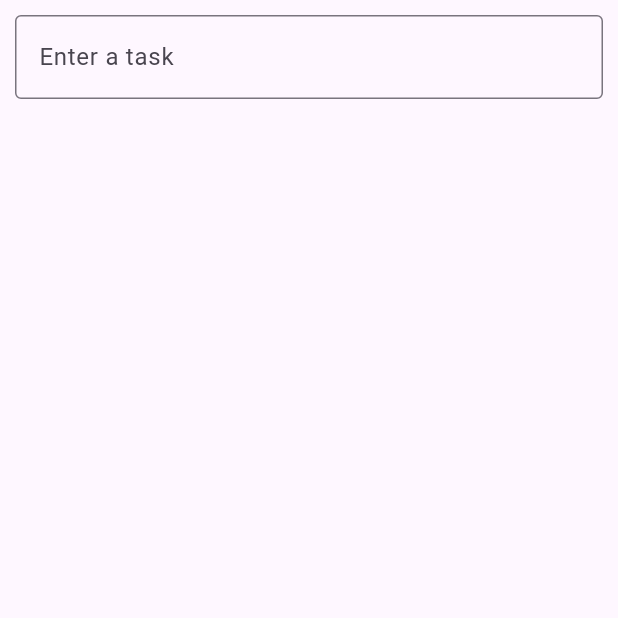
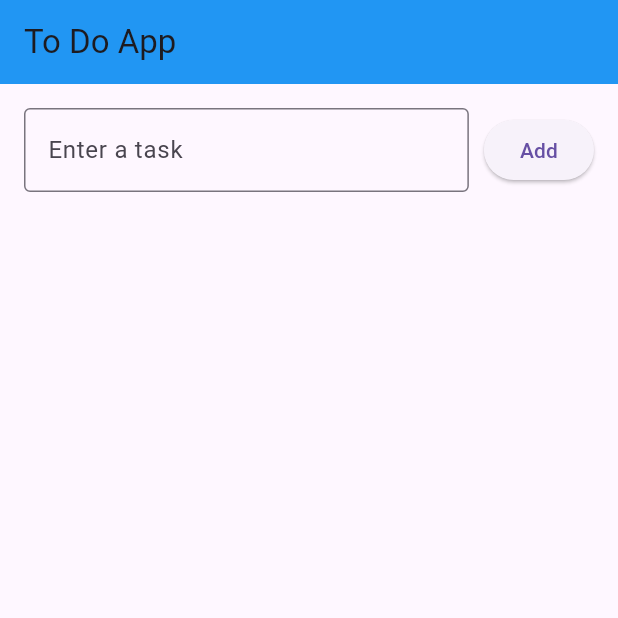
Before and after one commit to hirux06/to-do-list-flutter, a Flutter app: the screen it shows after launch, on a phone screen of 412 x 824 dp, the top half of it. Run offline on Flutter 3.47's test engine with Material 3 defaults, Android fonts, the phone set to English and light mode, and no system bars.

Commit message:
added all workflows - adding and deleting tasks

```diff
--- a/lib/main.dart
+++ b/lib/main.dart
@@ -7,20 +7,81 @@ void main() {
 class MyApp extends StatelessWidget {
   const MyApp({super.key});
 
-  // This widget is the root of your application.
   @override
   Widget build(BuildContext context) {
-    return MaterialApp(
-      home: Scaffold(
-        body: Column(
+    return const MaterialApp(
+      home: TaskInputScreen(),
+      debugShowCheckedModeBanner: false,
+    );
+  }
+}
+
+class TaskInputScreen extends StatefulWidget {
+  const TaskInputScreen({super.key});
+
+  @override
+  State<TaskInputScreen> createState() => _TaskInputScreenState();
+}
+
+class _TaskInputScreenState extends State<TaskInputScreen> {
+  final TextEditingController _controller = TextEditingController();
+  List<String> taskList = [];
+
+  @override
+  Widget build(BuildContext context) {
+    return Scaffold(
+      appBar: AppBar(
+        title: const Text("To Do App"),
+        backgroundColor: Colors.blue,
+      ),
+      body: Padding(
+        padding: const EdgeInsets.all(16.0),
+        child: Column(
           children: [
-            Container(
-              padding: EdgeInsets.all(10),
-              child: TextField(
-                decoration: InputDecoration(
-                  border: OutlineInputBorder(),
-                  label: Text("Enter a task"),
+            Row(
+              children: [
+                Expanded(
+                  child: TextField(
+                    controller: _controller,
+                    decoration: const InputDecoration(
+                      labelText: "Enter a task",
+                      border: OutlineInputBorder(),
+                    ),
+                  ),
                 ),
+                const SizedBox(width: 10),
+                ElevatedButton(
+                  onPressed: () {
+                    if (_controller.text.isNotEmpty) {
+                      setState(() {
+                        taskList.add(_controller.text);
+                        _controller.clear();
+                      });
+                    }
+                  },
+                  child: const Text("Add"),
+                ),
+              ],
+            ),
+            const SizedBox(height: 16),
+            Flexible(
+              child: ListView.builder(
+                itemCount: taskList.length,
+                itemBuilder: (context, index) {
+                  return Row(
+                    children: [
+                      Expanded(child: Text(taskList[index])),
+                      MaterialButton(
+                        onPressed: () {
+                          setState(() {
+                            taskList.removeAt(index);
+                          });
+                        },
+                        child: const Icon(Icons.delete, color: Colors.red),
+                      ),
+                    ],
+                  );
+                },
               ),
             ),
           ],
```
